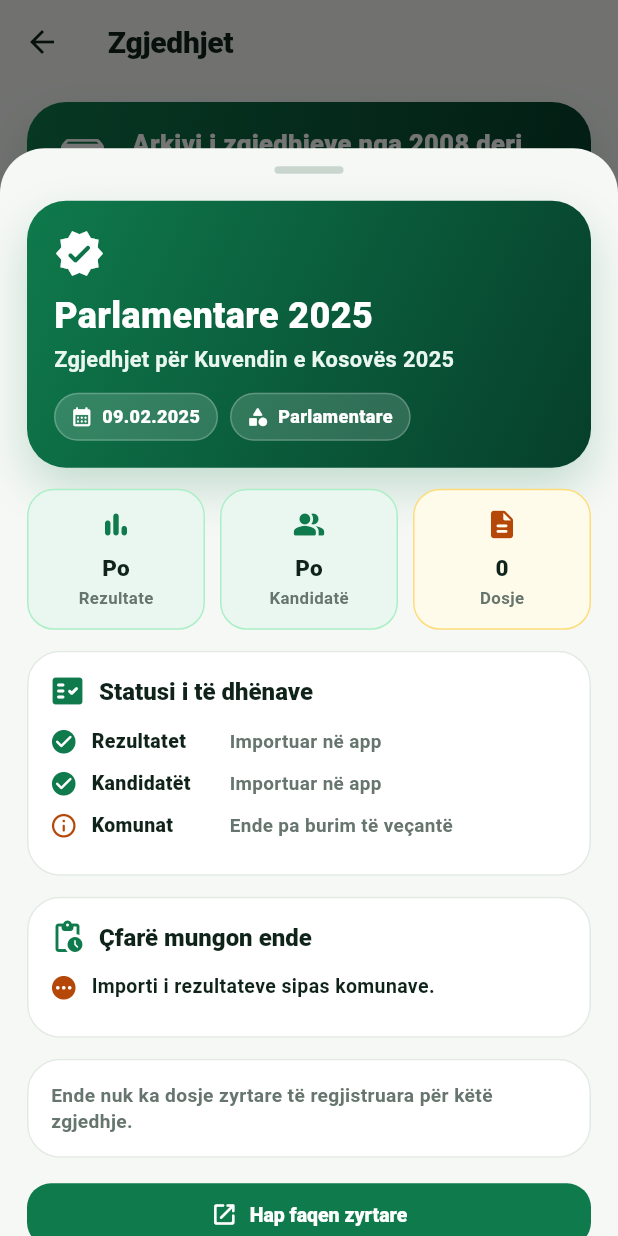
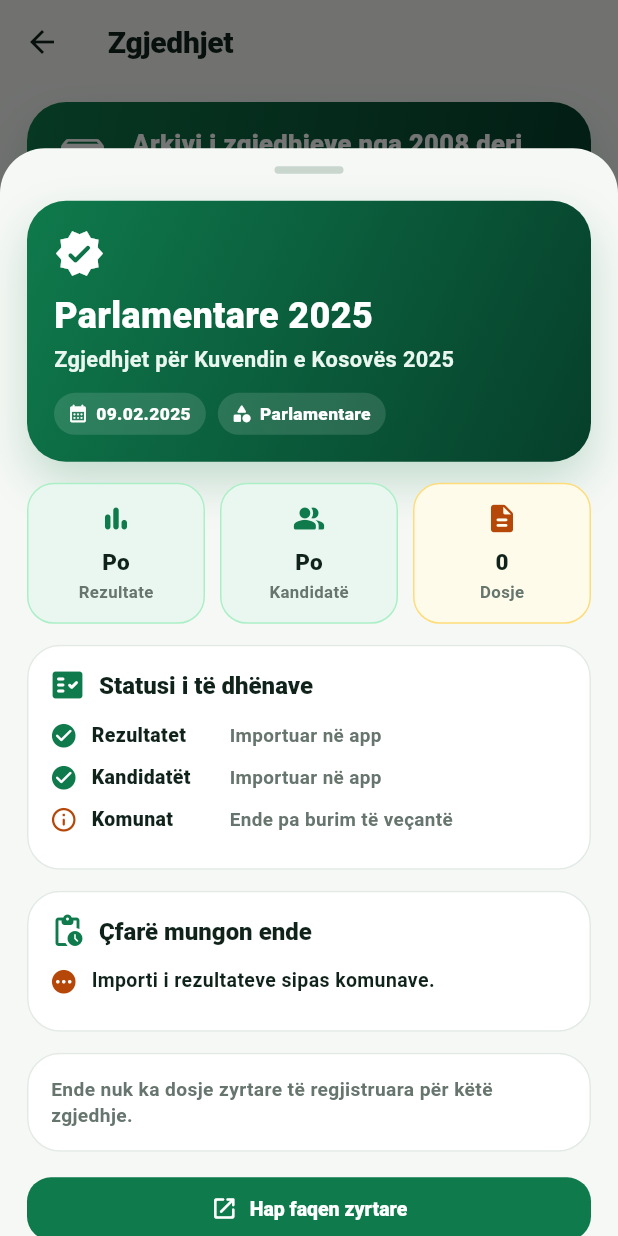
Before and after one commit to genti2004-cmyk/zgjedhjet_info, a Flutter app: the ElectionArchiveScreen screen opened directly, after a tap on "Parlamentare 2025", on a phone screen of 412 x 824 dp. Run offline on Flutter 3.47's test engine with Material 3 defaults, Android fonts, the light colour scheme and no system bars.

Commit message:
REFACTOR: Use shared premium components on archive

```diff
--- a/lib/src/features/election_archive/presentation/election_archive_screen.dart
+++ b/lib/src/features/election_archive/presentation/election_archive_screen.dart
@@ -4,6 +4,7 @@ import 'package:url_launcher/url_launcher.dart';
 import '../../../core/models/election_archive_item.dart';
 import '../../../core/models/election_official_file.dart';
 import '../../../core/theme/app_theme.dart';
+import '../../../core/widgets/premium_components.dart';
 import '../data/election_archive_catalog.dart';
 import '../data/election_official_file_catalog.dart';
 
@@ -480,15 +481,15 @@ class _ArchiveCard extends StatelessWidget {
                 spacing: 8,
                 runSpacing: 8,
                 children: [
-                  _Chip(label: item.type, icon: Icons.category_rounded),
-                  _Chip(label: item.dateLabel, icon: Icons.calendar_month_rounded),
-                  _Chip(
+                  PremiumInfoChip(label: item.type, icon: Icons.category_rounded),
+                  PremiumInfoChip(label: item.dateLabel, icon: Icons.calendar_month_rounded),
+                  PremiumInfoChip(
                     label: hasAnyData ? 'Në app' : 'Në pritje',
                     icon: hasAnyData
                         ? Icons.verified_rounded
                         : Icons.hourglass_empty_rounded,
                   ),
-                  _Chip(
+                  PremiumInfoChip(
                     label: '${officialFiles.length} dosje',
                     icon: Icons.description_rounded,
                   ),
@@ -708,48 +709,9 @@ class _DetailHeader extends StatelessWidget {
             spacing: 8,
             runSpacing: 8,
             children: [
-              _WhitePill(icon: Icons.calendar_month_rounded, label: item.dateLabel),
-              _WhitePill(icon: Icons.category_rounded, label: item.type),
+              PremiumWhitePill(icon: Icons.calendar_month_rounded, label: item.dateLabel),
+              PremiumWhitePill(icon: Icons.category_rounded, label: item.type),
             ],
-          ),
-        ],
-      ),
-    );
-  }
-}
-
-class _WhitePill extends StatelessWidget {
-  final IconData icon;
-  final String label;
-
-  const _WhitePill({
-    required this.icon,
-    required this.label,
-  });
-
-  @override
-  Widget build(BuildContext context) {
-    return Container(
-      padding: const EdgeInsets.fromLTRB(10, 7, 11, 7),
-      decoration: BoxDecoration(
-        color: Colors.white.withValues(alpha: 0.16),
-        borderRadius: BorderRadius.circular(999),
-        border: Border.all(
-          color: Colors.white.withValues(alpha: 0.22),
-        ),
-      ),
-      child: Row(
-        mainAxisSize: MainAxisSize.min,
-        children: [
-          Icon(icon, color: Colors.white, size: 15),
-          const SizedBox(width: 6),
-          Text(
-            label,
-            style: const TextStyle(
-              color: Colors.white,
-              fontSize: 12,
-              fontWeight: FontWeight.w900,
-            ),
           ),
         ],
       ),
@@ -1106,10 +1068,10 @@ class _OfficialFileTile extends StatelessWidget {
                   spacing: 7,
                   runSpacing: 7,
                   children: [
-                    _MiniChip(label: file.fileType),
-                    if (file.isResultData) const _MiniChip(label: 'Rezultate'),
-                    if (file.isCandidateData) const _MiniChip(label: 'Kandidatë'),
-                    if (file.isMunicipalityData) const _MiniChip(label: 'Komuna'),
+                    PremiumInfoChip(icon: Icons.label_rounded, label: file.fileType),
+                    if (file.isResultData) const PremiumInfoChip(icon: Icons.label_rounded, label: 'Rezultate'),
+                    if (file.isCandidateData) const PremiumInfoChip(icon: Icons.label_rounded, label: 'Kandidatë'),
+                    if (file.isMunicipalityData) const PremiumInfoChip(icon: Icons.label_rounded, label: 'Komuna'),
                   ],
                 ),
               ],
@@ -1119,72 +1081,6 @@ class _OfficialFileTile extends StatelessWidget {
             tooltip: 'Hap dosjen',
             onPressed: onOpen,
             icon: const Icon(Icons.open_in_new_rounded),
-          ),
-        ],
-      ),
-    );
-  }
-}
-
-class _MiniChip extends StatelessWidget {
-  final String label;
-
-  const _MiniChip({required this.label});
-
-  @override
-  Widget build(BuildContext context) {
-    return Container(
-      padding: const EdgeInsets.fromLTRB(8, 4, 8, 4),
-      decoration: BoxDecoration(
-        color: AppTheme.softGreen,
-        borderRadius: BorderRadius.circular(999),
-      ),
-      child: Text(
-        label,
-        style: const TextStyle(
-          color: AppTheme.primaryGreen,
-          fontSize: 11,
-          fontWeight: FontWeight.w900,
-        ),
-      ),
-    );
-  }
-}
-
-class _Chip extends StatelessWidget {
-  final String label;
-  final IconData icon;
-
-  const _Chip({
-    required this.label,
-    required this.icon,
-  });
-
-  @override
-  Widget build(BuildContext context) {
-    return Container(
-      padding: const EdgeInsets.fromLTRB(9, 6, 10, 6),
-      decoration: BoxDecoration(
-        color: AppTheme.background,
-        borderRadius: BorderRadius.circular(999),
-        border: Border.all(color: AppTheme.border),
-      ),
-      child: Row(
-        mainAxisSize: MainAxisSize.min,
-        children: [
-          Icon(
-            icon,
-            color: AppTheme.textMuted,
-            size: 15,
-          ),
-          const SizedBox(width: 5),
-          Text(
-            label,
-            style: const TextStyle(
-              color: AppTheme.textDark,
-              fontSize: 12,
-              fontWeight: FontWeight.w800,
-            ),
           ),
         ],
       ),
```
